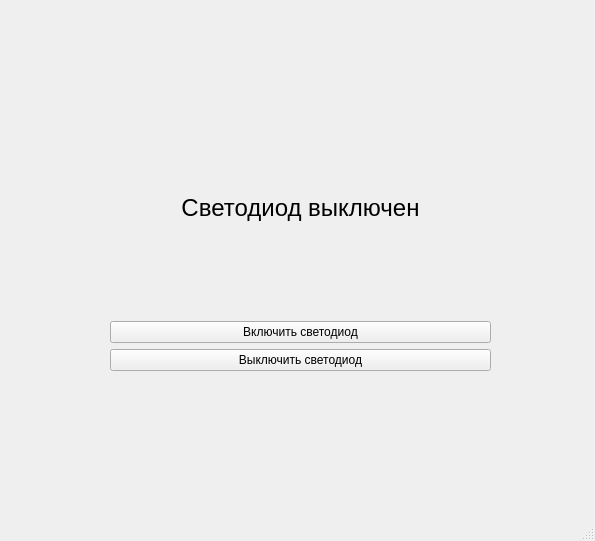
The window that mainwindow.ui (Reklers/LED_SerialPort_Qt) describes before a commit, drawn with Qt 5.
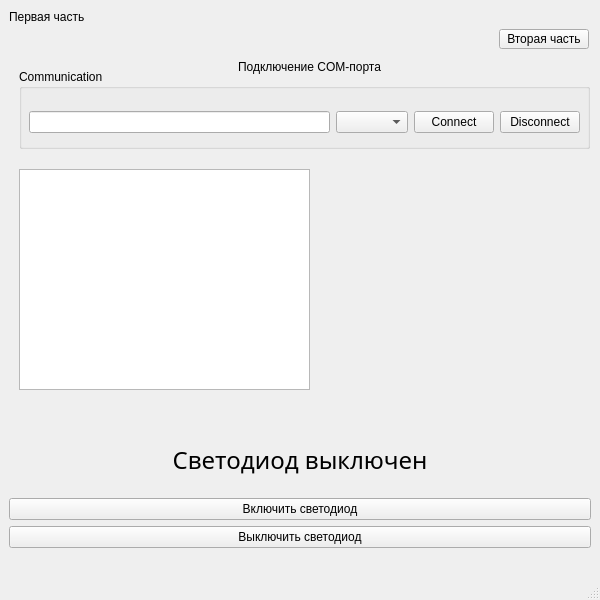
The same window after the commit.

Commit message: Добавлен выбор COM порта и навигация

The edit to the form file:
```diff
--- a/mainwindow.ui
+++ b/mainwindow.ui
@@ -6,55 +6,215 @@
    <rect>
     <x>0</x>
     <y>0</y>
-    <width>595</width>
-    <height>541</height>
+    <width>600</width>
+    <height>600</height>
    </rect>
   </property>
+  <property name="sizePolicy">
+   <sizepolicy hsizetype="Preferred" vsizetype="Preferred">
+    <horstretch>0</horstretch>
+    <verstretch>0</verstretch>
+   </sizepolicy>
+  </property>
   <property name="windowTitle">
    <string>MainWindow</string>
   </property>
   <widget class="QWidget" name="centralwidget">
-   <widget class="QWidget" name="verticalLayoutWidget">
-    <property name="geometry">
-     <rect>
-      <x>110</x>
-      <y>100</y>
-      <width>381</width>
-      <height>271</height>
-     </rect>
-    </property>
-    <layout class="QVBoxLayout" name="verticalLayout">
-     <item>
-      <widget class="QLabel" name="label">
-       <property name="font">
-        <font>
-         <pointsize>18</pointsize>
-        </font>
-       </property>
-       <property name="text">
-        <string>Светодиод выключен</string>
-       </property>
-       <property name="alignment">
-        <set>Qt::AlignmentFlag::AlignCenter</set>
-       </property>
+   <layout class="QGridLayout" name="gridLayout_2">
+    <item row="0" column="0">
+     <widget class="QStackedWidget" name="stackedWidget">
+      <property name="currentIndex">
+       <number>0</number>
+      </property>
+      <widget class="QWidget" name="partOneWidget">
+       <widget class="QLabel" name="label_2">
+        <property name="geometry">
+         <rect>
+          <x>0</x>
+          <y>0</y>
+          <width>80</width>
+          <height>16</height>
+         </rect>
+        </property>
+        <property name="text">
+         <string>Первая часть</string>
+        </property>
+       </widget>
+       <widget class="QWidget" name="layoutWidget">
+        <property name="geometry">
+         <rect>
+          <x>0</x>
+          <y>418</y>
+          <width>582</width>
+          <height>121</height>
+         </rect>
+        </property>
+        <layout class="QGridLayout" name="gridLayout">
+         <item row="2" column="0">
+          <widget class="QPushButton" name="pushButtonLedON">
+           <property name="text">
+            <string>Включить светодиод</string>
+           </property>
+          </widget>
+         </item>
+         <item row="1" column="0">
+          <widget class="QLabel" name="label">
+           <property name="font">
+            <font>
+             <family>Bebas Neue Cyrillic</family>
+             <pointsize>18</pointsize>
+            </font>
+           </property>
+           <property name="text">
+            <string>Светодиод выключен</string>
+           </property>
+           <property name="alignment">
+            <set>Qt::AlignmentFlag::AlignCenter</set>
+           </property>
+          </widget>
+         </item>
+         <item row="3" column="0">
+          <widget class="QPushButton" name="pushButtonLedOFF">
+           <property name="text">
+            <string>Выключить светодиод</string>
+           </property>
+          </widget>
+         </item>
+        </layout>
+       </widget>
+       <widget class="QPushButton" name="pushButtonSecondPart">
+        <property name="geometry">
+         <rect>
+          <x>490</x>
+          <y>20</y>
+          <width>90</width>
+          <height>20</height>
+         </rect>
+        </property>
+        <property name="text">
+         <string>Вторая часть</string>
+        </property>
+       </widget>
+       <widget class="QLabel" name="label_4">
+        <property name="geometry">
+         <rect>
+          <x>200</x>
+          <y>50</y>
+          <width>201</width>
+          <height>16</height>
+         </rect>
+        </property>
+        <property name="text">
+         <string>Подключение COM-порта</string>
+        </property>
+        <property name="alignment">
+         <set>Qt::AlignmentFlag::AlignCenter</set>
+        </property>
+       </widget>
+       <widget class="QTextEdit" name="Recived_RawData">
+        <property name="geometry">
+         <rect>
+          <x>10</x>
+          <y>160</y>
+          <width>291</width>
+          <height>221</height>
+         </rect>
+        </property>
+       </widget>
+       <widget class="QGroupBox" name="groupBox">
+        <property name="geometry">
+         <rect>
+          <x>10</x>
+          <y>60</y>
+          <width>571</width>
+          <height>80</height>
+         </rect>
+        </property>
+        <property name="title">
+         <string>Communication</string>
+        </property>
+        <widget class="QWidget" name="layoutWidget">
+         <property name="geometry">
+          <rect>
+           <x>10</x>
+           <y>40</y>
+           <width>551</width>
+           <height>26</height>
+          </rect>
+         </property>
+         <layout class="QHBoxLayout" name="horizontalLayout">
+          <item>
+           <widget class="QLineEdit" name="Connection">
+            <property name="contextMenuPolicy">
+             <enum>Qt::ContextMenuPolicy::DefaultContextMenu</enum>
+            </property>
+           </widget>
+          </item>
+          <item>
+           <widget class="QComboBox" name="ComPort"/>
+          </item>
+          <item>
+           <widget class="QPushButton" name="pushButtonConnectCOMport">
+            <property name="text">
+             <string>Connect</string>
+            </property>
+           </widget>
+          </item>
+          <item>
+           <widget class="QPushButton" name="pushButtonDisconnectCOMport">
+            <property name="text">
+             <string>Disconnect</string>
+            </property>
+           </widget>
+          </item>
+         </layout>
+        </widget>
+       </widget>
       </widget>
-     </item>
-     <item>
-      <widget class="QPushButton" name="pushButton">
-       <property name="text">
-        <string>Включить светодиод</string>
-       </property>
+      <widget class="QWidget" name="partTwoWidget">
+       <widget class="QLabel" name="label_3">
+        <property name="geometry">
+         <rect>
+          <x>0</x>
+          <y>0</y>
+          <width>80</width>
+          <height>16</height>
+         </rect>
+        </property>
+        <property name="text">
+         <string>Вторая часть</string>
+        </property>
+       </widget>
+       <widget class="QPushButton" name="pushButtonFirstPart">
+        <property name="geometry">
+         <rect>
+          <x>490</x>
+          <y>20</y>
+          <width>90</width>
+          <height>20</height>
+         </rect>
+        </property>
+        <property name="text">
+         <string>Первая часть</string>
+        </property>
+       </widget>
+       <widget class="QPushButton" name="pushButton_3">
+        <property name="geometry">
+         <rect>
+          <x>0</x>
+          <y>510</y>
+          <width>580</width>
+          <height>24</height>
+         </rect>
+        </property>
+        <property name="text">
+         <string>Отправить</string>
+        </property>
+       </widget>
       </widget>
-     </item>
-     <item>
-      <widget class="QPushButton" name="pushButton_2">
-       <property name="text">
-        <string>Выключить светодиод</string>
-       </property>
-      </widget>
-     </item>
-    </layout>
-   </widget>
+     </widget>
+    </item>
+   </layout>
   </widget>
   <widget class="QMenuBar" name="menubar">
    <property name="geometry">
```
Left out of the diff: 2 changed lines with no effect on the pictures. The commit also changes 3 other files.
